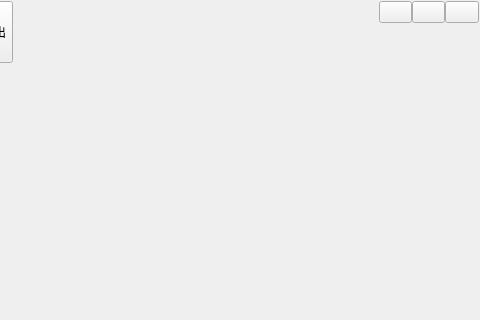
Qt form form/frmmain.ui (flyghost/ui-demo) before a commit; both pictures show x 330 to 810 and y 0 to 320 of the 810 by 600 pixel window.
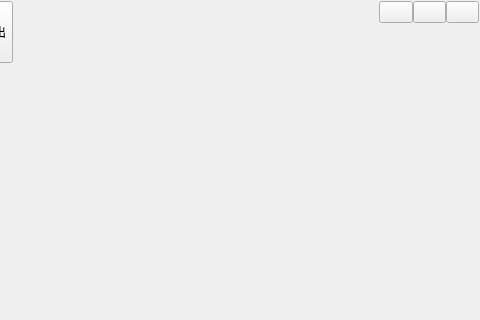
The same form after that commit. Icons and pictures are not drawn.

Commit message: modify main frame

```diff
--- a/form/frmmain.ui
+++ b/form/frmmain.ui
@@ -252,7 +252,29 @@
          <property name="spacing">
           <number>0</number>
          </property>
-         <item row="1" column="1" colspan="3">
+         <item row="0" column="2">
+          <widget class="QPushButton" name="btnMenu_Close">
+           <property name="sizePolicy">
+            <sizepolicy hsizetype="Minimum" vsizetype="Expanding">
+             <horstretch>0</horstretch>
+             <verstretch>0</verstretch>
+            </sizepolicy>
+           </property>
+           <property name="cursor">
+            <cursorShape>ArrowCursor</cursorShape>
+           </property>
+           <property name="focusPolicy">
+            <enum>Qt::NoFocus</enum>
+           </property>
+           <property name="toolTip">
+            <string>关闭</string>
+           </property>
+           <property name="text">
+            <string/>
+           </property>
+          </widget>
+         </item>
+         <item row="1" column="0" colspan="3">
           <spacer name="verticalSpacer">
            <property name="orientation">
             <enum>Qt::Vertical</enum>
@@ -265,7 +287,7 @@
            </property>
           </spacer>
          </item>
-         <item row="0" column="1">
+         <item row="0" column="0">
           <widget class="QPushButton" name="btnMenu_Min">
            <property name="sizePolicy">
             <sizepolicy hsizetype="Minimum" vsizetype="Expanding">
@@ -287,29 +309,7 @@
            </property>
           </widget>
          </item>
-         <item row="0" column="3">
-          <widget class="QPushButton" name="btnMenu_Close">
-           <property name="sizePolicy">
-            <sizepolicy hsizetype="Minimum" vsizetype="Expanding">
-             <horstretch>0</horstretch>
-             <verstretch>0</verstretch>
-            </sizepolicy>
-           </property>
-           <property name="cursor">
-            <cursorShape>ArrowCursor</cursorShape>
-           </property>
-           <property name="focusPolicy">
-            <enum>Qt::NoFocus</enum>
-           </property>
-           <property name="toolTip">
-            <string>关闭</string>
-           </property>
-           <property name="text">
-            <string/>
-           </property>
-          </widget>
-         </item>
-         <item row="0" column="2">
+         <item row="0" column="1">
           <widget class="QPushButton" name="btnMenu_Max">
            <property name="sizePolicy">
             <sizepolicy hsizetype="Minimum" vsizetype="Expanding">
```
Left out of the diff: 17 changed lines with no effect on the pictures. The commit also changes 1 other file.
